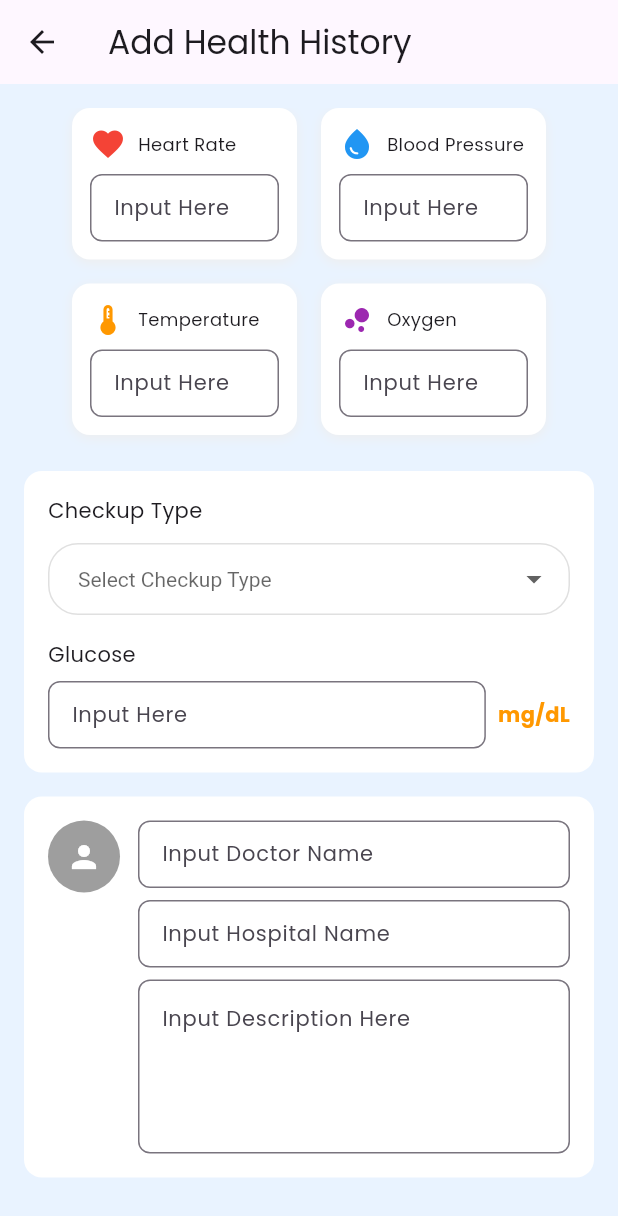
After one commit to ipaddr/MPLJJ25-138-KEL-6, a Flutter app: the AddHealthHistoryScreen screen opened directly, on a phone screen of 412 x 824 dp. The commit adds this screen. Shown: the top 1216 px of the screen. Run offline on Flutter 3.47's test engine with Material 3 defaults, Android fonts, the phone set to English and light mode, and no system bars; our stand-ins replace cloud_firestore, firebase_auth, firebase_core, google_sign_in; accounts and stored records are empty.

Commit message:
Project Kelompok 6

```diff
--- /dev/null
+++ b/sehealthyapp/lib/screens/health_history/add_health_history.dart
@@ -0,0 +1,354 @@
+import 'package:flutter/material.dart';
+
+class AddHealthHistoryScreen extends StatefulWidget {
+  const AddHealthHistoryScreen({super.key});
+
+  @override
+  State<AddHealthHistoryScreen> createState() => _AddHealthHistoryScreenState();
+}
+
+class _AddHealthHistoryScreenState extends State<AddHealthHistoryScreen> {
+  final TextEditingController heartRateController = TextEditingController();
+  final TextEditingController bloodPressureController = TextEditingController();
+  final TextEditingController temperatureController = TextEditingController();
+  final TextEditingController oxygenController = TextEditingController();
+  final TextEditingController glucoseController = TextEditingController();
+  final TextEditingController doctorNameController = TextEditingController();
+  final TextEditingController hospitalNameController = TextEditingController();
+  final TextEditingController descriptionController = TextEditingController();
+
+  // Dropdown list untuk jenis pemeriksaan kesehatan
+  final List<String> healthCheckupTypes = [
+    'Blood Pressure',
+    'Blood Sugar',
+    'Cholesterol',
+    'Heart Rate',
+  ];
+  String? selectedCheckupType;
+
+  @override
+  void dispose() {
+    heartRateController.dispose();
+    bloodPressureController.dispose();
+    temperatureController.dispose();
+    oxygenController.dispose();
+    glucoseController.dispose();
+    doctorNameController.dispose();
+    hospitalNameController.dispose();
+    descriptionController.dispose();
+    super.dispose();
+  }
+
+  @override
+  Widget build(BuildContext context) {
+    const inputTextStyle = TextStyle(fontSize: 14);
+    const inputBorder = OutlineInputBorder(
+      borderRadius: BorderRadius.all(Radius.circular(8)),
+    );
+
+    return Scaffold(
+      appBar: AppBar(title: const Text("Add Health History")),
+      backgroundColor: const Color(0xFFE9F3FF),
+      body: Padding(
+        padding: const EdgeInsets.all(16),
+        child: SingleChildScrollView(
+          child: Column(
+            children: [
+              // Vital Sign Inputs
+              Wrap(
+                spacing: 16,
+                runSpacing: 16,
+                children: [
+                  _buildInputCard(
+                    "Heart Rate",
+                    Icons.favorite,
+                    Colors.red,
+                    heartRateController,
+                    inputTextStyle,
+                    inputBorder,
+                  ),
+                  _buildInputCard(
+                    "Blood Pressure",
+                    Icons.water_drop,
+                    Colors.blue,
+                    bloodPressureController,
+                    inputTextStyle,
+                    inputBorder,
+                  ),
+                  _buildInputCard(
+                    "Temperature",
+                    Icons.thermostat,
+                    Colors.orange,
+                    temperatureController,
+                    inputTextStyle,
+                    inputBorder,
+                  ),
+                  _buildInputCard(
+                    "Oxygen",
+                    Icons.bubble_chart,
+                    Colors.purple,
+                    oxygenController,
+                    inputTextStyle,
+                    inputBorder,
+                  ),
+                ],
+              ),
+              const SizedBox(height: 24),
+
+              // Dropdown Jenis Pemeriksaan Kesehatan
+              Container(
+                width: double.infinity,
+                padding: const EdgeInsets.all(16),
+                decoration: BoxDecoration(
+                  color: Colors.white,
+                  borderRadius: BorderRadius.circular(12),
+                ),
+                child: Column(
+                  crossAxisAlignment: CrossAxisAlignment.start,
+                  children: [
+                    const Text('Checkup Type', style: TextStyle(fontSize: 14)),
+                    const SizedBox(height: 12),
+                    DropdownButtonFormField<String>(
+                      value: selectedCheckupType,
+                      items:
+                          healthCheckupTypes.map((type) {
+                            return DropdownMenuItem(
+                              value: type,
+                              child: Text(
+                                type,
+                                style: const TextStyle(fontSize: 14),
+                              ),
+                            );
+                          }).toList(),
+                      onChanged: (String? newValue) {
+                        setState(() {
+                          selectedCheckupType = newValue;
+                        });
+                      },
+                      decoration: InputDecoration(
+                        contentPadding: const EdgeInsets.symmetric(
+                          horizontal: 16,
+                          vertical: 12,
+                        ),
+                        border: OutlineInputBorder(
+                          borderRadius: BorderRadius.circular(20),
+                          borderSide: BorderSide(
+                            color: Colors.grey.shade300,
+                            width: 1,
+                          ),
+                        ),
+                        enabledBorder: OutlineInputBorder(
+                          borderRadius: BorderRadius.circular(20),
+                          borderSide: BorderSide(
+                            color: Colors.grey.shade300,
+                            width: 1,
+                          ),
+                        ),
+                        focusedBorder: OutlineInputBorder(
+                          borderRadius: BorderRadius.circular(20),
+                          borderSide: BorderSide(
+                            color: Colors.blue.shade400,
+                            width: 2,
+                          ),
+                        ),
+                        hintText: 'Select Checkup Type',
+                        hintStyle: TextStyle(color: Colors.grey.shade400),
+                      ),
+                      style: const TextStyle(
+                        fontSize: 14,
+                        color: Colors.black87,
+                      ),
+                      dropdownColor: Colors.white,
+                      isExpanded: true,
+                    ),
+                    const SizedBox(height: 16),
+
+                    const Text('Glucose', style: TextStyle(fontSize: 14)),
+                    const SizedBox(height: 8),
+                    Row(
+                      children: [
+                        Expanded(
+                          child: TextField(
+                            controller: glucoseController,
+                            decoration: const InputDecoration(
+                              hintText: 'Input Here',
+                              border: OutlineInputBorder(
+                                borderRadius: BorderRadius.all(
+                                  Radius.circular(8),
+                                ),
+                              ),
+                              isDense: true,
+                            ),
+                            keyboardType: TextInputType.number,
+                            style: inputTextStyle,
+                          ),
+                        ),
+                        const SizedBox(width: 8),
+                        const Text(
+                          'mg/dL',
+                          style: TextStyle(
+                            color: Colors.orange,
+                            fontWeight: FontWeight.bold,
+                            fontSize: 14,
+                          ),
+                        ),
+                      ],
+                    ),
+                  ],
+                ),
+              ),
+              const SizedBox(height: 16),
+
+              // Doctor Info Inputs
+              Container(
+                width: double.infinity,
+                padding: const EdgeInsets.all(16),
+                decoration: BoxDecoration(
+                  color: Colors.white,
+                  borderRadius: BorderRadius.circular(12),
+                ),
+                child: Row(
+                  crossAxisAlignment: CrossAxisAlignment.start,
+                  children: [
+                    const CircleAvatar(
+                      radius: 24,
+                      backgroundColor: Colors.grey,
+                      child: Icon(Icons.person, color: Colors.white),
+                    ),
+                    const SizedBox(width: 12),
+                    Expanded(
+                      child: Column(
+                        children: [
+                          TextField(
+                            controller: doctorNameController,
+                            decoration: const InputDecoration(
+                              hintText: 'Input Doctor Name',
+                              isDense: true,
+                              border: OutlineInputBorder(
+                                borderRadius: BorderRadius.all(
+                                  Radius.circular(8),
+                                ),
+                              ),
+                            ),
+                            style: inputTextStyle,
+                          ),
+                          const SizedBox(height: 8),
+                          TextField(
+                            controller: hospitalNameController,
+                            decoration: const InputDecoration(
+                              hintText: 'Input Hospital Name',
+                              isDense: true,
+                              border: OutlineInputBorder(
+                                borderRadius: BorderRadius.all(
+                                  Radius.circular(8),
+                                ),
+                              ),
+                            ),
+                            style: inputTextStyle,
+                          ),
+                          const SizedBox(height: 8),
+                          TextField(
+                            controller: descriptionController,
+                            maxLines: 4,
+                            decoration: const InputDecoration(
+                              hintText: 'Input Description Here',
+                              border: OutlineInputBorder(
+                                borderRadius: BorderRadius.all(
+                                  Radius.circular(8),
+                                ),
+                              ),
+                            ),
+                            style: inputTextStyle,
+                          ),
+                        ],
+                      ),
+                    ),
+                  ],
+                ),
+              ),
+              const SizedBox(height: 24),
+
+              // Buttons
+              Row(
+                children: [
+                  Expanded(
+                    child: ElevatedButton(
+                      onPressed: () {
+                        Navigator.pop(context);
+                      },
+                      style: ElevatedButton.styleFrom(
+                        backgroundColor: Colors.red,
+                      ),
+                      child: const Text('Cancel'),
+                    ),
+                  ),
+                  const SizedBox(width: 12),
+                  Expanded(
+                    child: ElevatedButton(
+                      onPressed: () {
+                        ScaffoldMessenger.of(
+                          context,
+                        ).showSnackBar(const SnackBar(content: Text('Saved')));
+                      },
+                      style: ElevatedButton.styleFrom(
+                        backgroundColor: Colors.blue,
+                      ),
+                      child: const Text('Save'),
+                    ),
+                  ),
+                ],
+              ),
+            ],
+          ),
+        ),
+      ),
+    );
+  }
+
+  Widget _buildInputCard(
+    String title,
+    IconData icon,
+    Color color,
+    TextEditingController controller,
+    TextStyle inputTextStyle,
+    InputBorder inputBorder,
+  ) {
+    return Container(
+      width: 150,
+      padding: const EdgeInsets.all(12),
+      decoration: BoxDecoration(
+        color: Colors.white,
+        borderRadius: BorderRadius.circular(12),
+        boxShadow: [
+          BoxShadow(
+            color: Colors.grey.shade200,
+            blurRadius: 6,
+            offset: const Offset(0, 2),
+          ),
+        ],
+      ),
+      child: Column(
+        crossAxisAlignment: CrossAxisAlignment.start,
+        children: [
+          Row(
+            children: [
+              Icon(icon, color: color),
+              const SizedBox(width: 8),
+              Text(title, style: const TextStyle(fontSize: 12)),
+            ],
+          ),
+          const SizedBox(height: 8),
+          TextField(
+            controller: controller,
+            decoration: InputDecoration(
+              hintText: 'Input Here',
+              border: inputBorder,
+              isDense: true,
+            ),
+            style: inputTextStyle,
+          ),
+        ],
+      ),
+    );
+  }
+}
--- a/sehealthyapp/lib/screens/health_history/schedule_screen.dart
+++ b/sehealthyapp/lib/screens/health_history/schedule_screen.dart
@@ -3,6 +3,7 @@ import 'package:cloud_firestore/cloud_firestore.dart';
 import 'package:intl/intl.dart';
 import 'checkup_detail.dart';
 import '../dashboard_screen.dart';
+import '../health_history/add_health_history.dart';
 
 class ScheduleScreen extends StatefulWidget {
   const ScheduleScreen({super.key});
@@ -59,7 +60,22 @@ class _ScheduleScreenState extends State<ScheduleScreen> {
             );
           },
         ),
+        actions: [
+          IconButton(
+            icon: const Icon(Icons.add),
+            tooltip: 'Add Health History',
+            onPressed: () {
+              Navigator.push(
+                context,
+                MaterialPageRoute(
+                  builder: (context) => const AddHealthHistoryScreen(),
+                ),
+              );
+            },
+          ),
+        ],
       ),
+
       backgroundColor: const Color(0xFFF5F7FA),
       body: SingleChildScrollView(
         padding: const EdgeInsets.all(16),
```
